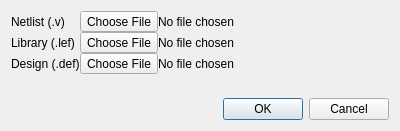
Old version of the form apps/placement_viewer/open_circuit_dialog.ui in the repository eclufsc/ophidian.
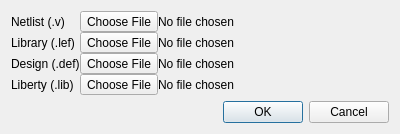
New version of the form.

What changed in the file:
```diff
--- a/apps/placement_viewer/open_circuit_dialog.ui
+++ b/apps/placement_viewer/open_circuit_dialog.ui
@@ -22,6 +22,13 @@
      <property name="verticalSpacing">
       <number>0</number>
      </property>
+     <item row="0" column="0">
+      <widget class="QLabel" name="label_2">
+       <property name="text">
+        <string>Netlist (.v)</string>
+       </property>
+      </widget>
+     </item>
      <item row="0" column="1">
       <layout class="QGridLayout" name="gridLayout">
        <item row="0" column="0">
@@ -90,10 +97,28 @@
        </item>
       </layout>
      </item>
-     <item row="0" column="0">
-      <widget class="QLabel" name="label_2">
+     <item row="3" column="1">
+      <layout class="QGridLayout" name="gridLayout_4">
+       <item row="0" column="1">
+        <widget class="QLabel" name="file_lib">
+         <property name="text">
+          <string>No file chosen</string>
+         </property>
+        </widget>
+       </item>
+       <item row="0" column="0">
+        <widget class="QToolButton" name="button_lib">
+         <property name="text">
+          <string>Choose File</string>
+         </property>
+        </widget>
+       </item>
+      </layout>
+     </item>
+     <item row="3" column="0">
+      <widget class="QLabel" name="label_4">
        <property name="text">
-        <string>Netlist (.v)</string>
+        <string>Liberty (.lib)</string>
        </property>
       </widget>
      </item>
```
